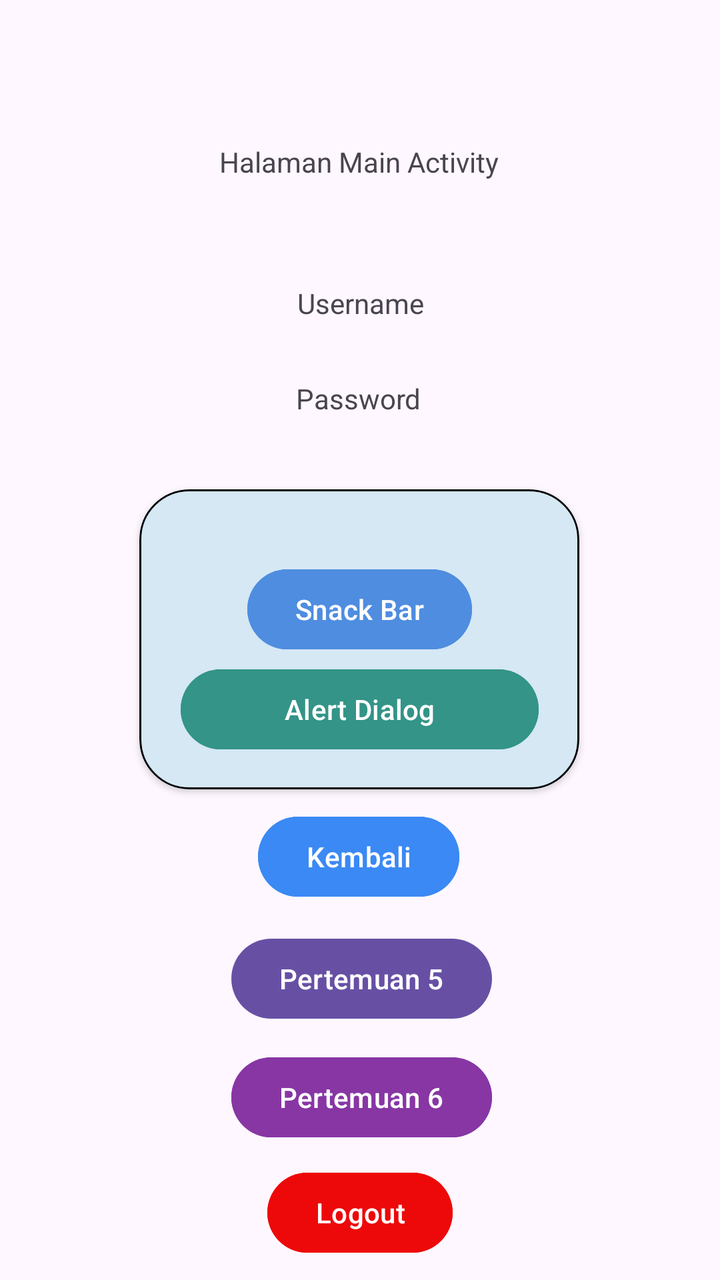
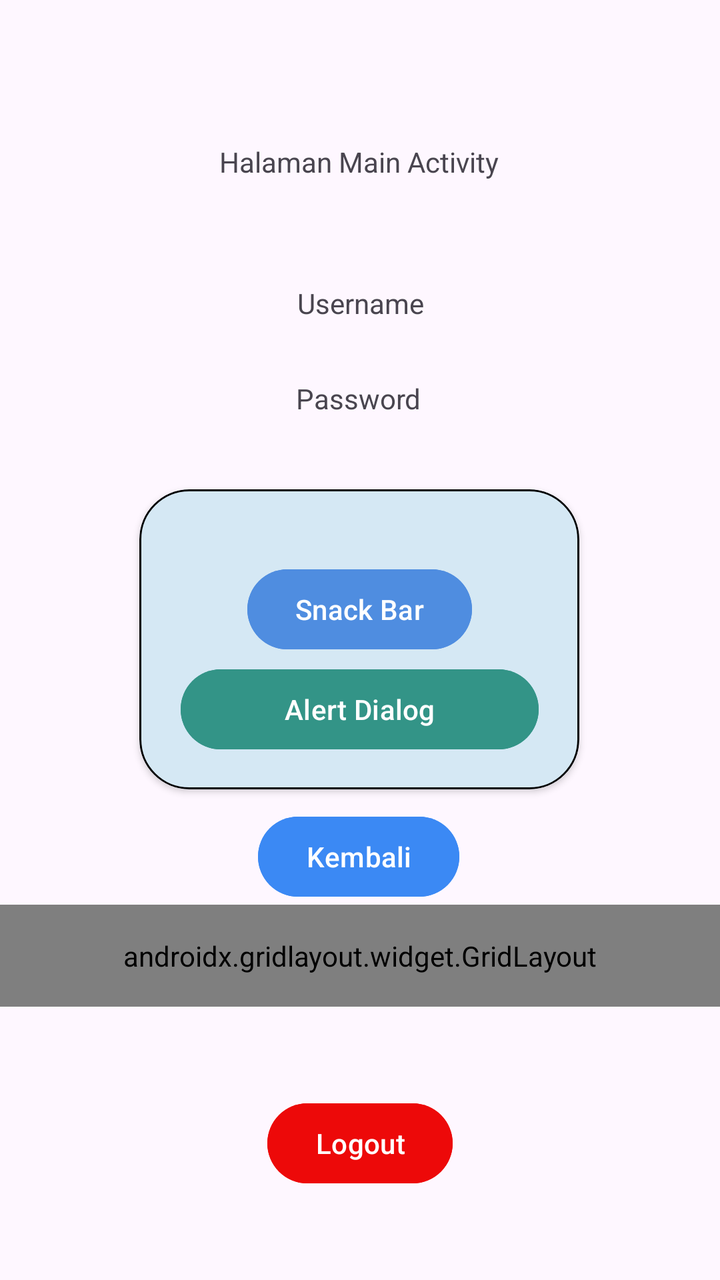

Before-and-after screenshots of an Android layout around one commit, followed by the original layout XML and the change that was made.
<!-- AndroidManifest.xml: application theme Theme.Rizky3TIB -->
<!-- res/layout/fragment_home.xml -->
<?xml version="1.0" encoding="utf-8"?>
<androidx.constraintlayout.widget.ConstraintLayout xmlns:android="http://schemas.android.com/apk/res/android"
    xmlns:tools="http://schemas.android.com/tools"
    android:layout_width="match_parent"
    android:layout_height="match_parent"
    xmlns:app="http://schemas.android.com/apk/res-auto"
    tools:context=".Home.HomeFragment">


    <TextView
        android:id="@+id/txtUsername"
        android:layout_width="wrap_content"
        android:layout_height="wrap_content"
        android:layout_marginBottom="24dp"
        android:text="Username"
        app:layout_constraintBottom_toTopOf="@+id/txtPassword"
        app:layout_constraintEnd_toEndOf="parent"
        app:layout_constraintHorizontal_bias="0.501"
        app:layout_constraintStart_toStartOf="parent"
        app:layout_constraintTop_toBottomOf="@+id/txtJudulHalaman"
        app:layout_constraintVertical_bias="0.916" />

    <TextView
        android:id="@+id/txtPassword"
        android:layout_width="wrap_content"
        android:layout_height="wrap_content"
        android:layout_marginBottom="36dp"
        android:text="Password"
        app:layout_constraintBottom_toTopOf="@+id/materialCardView"
        app:layout_constraintEnd_toEndOf="parent"
        app:layout_constraintHorizontal_bias="0.498"
        app:layout_constraintStart_toStartOf="parent" />

    <TextView
        android:id="@+id/txtJudulHalaman"
        android:layout_width="wrap_content"
        android:layout_height="wrap_content"
        android:text="Halaman Main Activity"
        app:layout_constraintBottom_toBottomOf="parent"
        app:layout_constraintEnd_toEndOf="parent"
        app:layout_constraintHorizontal_bias="0.498"
        app:layout_constraintStart_toStartOf="parent"
        app:layout_constraintTop_toTopOf="parent"
        app:layout_constraintVertical_bias="0.115" />

    <Button
        android:id="@+id/btnKembali"
        android:layout_width="wrap_content"
        android:layout_height="wrap_content"
        android:backgroundTint="#3B89F4"
        android:text="Kembali"
        app:layout_constraintBottom_toBottomOf="parent"
        app:layout_constraintEnd_toEndOf="parent"
        app:layout_constraintHorizontal_bias="0.498"
        app:layout_constraintStart_toStartOf="parent"
        app:layout_constraintTop_toBottomOf="@+id/materialCardView"
        app:layout_constraintVertical_bias="0.049" />

    <com.google.android.material.card.MaterialCardView
        android:id="@+id/materialCardView"
        android:layout_width="220dp"
        android:layout_height="150dp"

        app:cardBackgroundColor="#D5E8F4"
        app:strokeColor="@color/black"
        app:strokeWidth="1dp"
        app:cardCornerRadius="25dp"
        app:cardElevation="2dp"

        app:layout_constraintBottom_toBottomOf="parent"
        app:layout_constraintEnd_toEndOf="parent"
        app:layout_constraintHorizontal_bias="0.497"
        app:layout_constraintStart_toStartOf="parent"
        app:layout_constraintTop_toTopOf="parent"
        app:layout_constraintVertical_bias="0.499">



        <androidx.constraintlayout.widget.ConstraintLayout
            android:layout_width="match_parent"
            android:layout_height="match_parent"
            android:layout_margin="10dp">

            <Button
                android:id="@+id/btnAlertDialog"
                android:layout_width="179dp"
                android:layout_height="wrap_content"
                android:backgroundTint="#339487"
                android:text="Alert Dialog"
                app:layout_constraintBottom_toBottomOf="parent"
                app:layout_constraintEnd_toEndOf="parent"
                app:layout_constraintHorizontal_bias="0.512"
                app:layout_constraintStart_toStartOf="parent"
                app:layout_constraintTop_toBottomOf="@+id/btnSnackBar"
                app:layout_constraintVertical_bias="0.231" />

            <Button
                android:id="@+id/btnSnackBar"
                android:layout_width="wrap_content"
                android:layout_height="wrap_content"
                android:backgroundTint="@color/btn_primary"
                android:text="Snack Bar"
                app:layout_constraintBottom_toBottomOf="parent"
                app:layout_constraintEnd_toEndOf="parent"
                app:layout_constraintStart_toStartOf="parent"
                app:layout_constraintTop_toTopOf="parent"
                app:layout_constraintVertical_bias="0.319" />
        </androidx.constraintlayout.widget.ConstraintLayout>

    </com.google.android.material.card.MaterialCardView>

    <Button
        android:id="@+id/btnToLima"
        android:layout_width="wrap_content"
        android:layout_height="wrap_content"
        android:text="Pertemuan 5"
        app:layout_constraintBottom_toBottomOf="parent"
        app:layout_constraintEnd_toEndOf="parent"
        app:layout_constraintHorizontal_bias="0.503"
        app:layout_constraintStart_toStartOf="parent"
        app:layout_constraintTop_toBottomOf="@+id/btnKembali"
        app:layout_constraintVertical_bias="0.092" />

    <Button
        android:id="@+id/btnToSix"
        android:layout_width="wrap_content"
        android:layout_height="wrap_content"
        android:backgroundTint="#8736A4"
        android:text="Pertemuan 6"
        app:layout_constraintBottom_toBottomOf="parent"
        app:layout_constraintEnd_toEndOf="parent"
        app:layout_constraintHorizontal_bias="0.503"
        app:layout_constraintStart_toStartOf="parent"
        app:layout_constraintTop_toBottomOf="@+id/btnToLima"
        app:layout_constraintVertical_bias="0.144" />

    <Button
        android:id="@+id/btnLogout"
        android:layout_width="wrap_content"
        android:layout_height="wrap_content"
        android:backgroundTint="#ED0909"
        android:text="Logout"
        app:layout_constraintBottom_toBottomOf="parent"
        app:layout_constraintEnd_toEndOf="parent"
        app:layout_constraintStart_toStartOf="parent"
        app:layout_constraintTop_toBottomOf="@+id/btnToSix" />

</androidx.constraintlayout.widget.ConstraintLayout>
<!-- resources referenced by this layout -->
<resources>
  <color name="black">#FF000000</color>
  <color name="btn_primary">#4F8DE0</color>
  <style name="Theme.Rizky3TIB" parent="Base.Theme.Rizky3TIB" />
  <style name="Base.Theme.Rizky3TIB" parent="Theme.Material3.DayNight.NoActionBar">
          
          
      </style>
</resources>

<!-- the commit's change to res/layout/fragment_home.xml (unified diff, before → after) -->
@@ -109,11 +109,24 @@
 
     </com.google.android.material.card.MaterialCardView>
 
+    <androidx.gridlayout.widget.GridLayout
+        android:id="@+id/gridMenu"
+        android:layout_width="0dp"
+        android:layout_height="wrap_content"
+        android:padding="16dp"
+        app:columnCount="1"
+        app:useDefaultMargins="true"
+        app:layout_constraintEnd_toEndOf="parent"
+        app:layout_constraintStart_toStartOf="parent"
+        app:layout_constraintTop_toBottomOf="@+id/btnKembali">
+
+
     <Button
         android:id="@+id/btnToLima"
         android:layout_width="wrap_content"
         android:layout_height="wrap_content"
         android:text="Pertemuan 5"
+        app:layout_columnWeight="1"
         app:layout_constraintBottom_toBottomOf="parent"
         app:layout_constraintEnd_toEndOf="parent"
         app:layout_constraintHorizontal_bias="0.503"
@@ -127,12 +140,29 @@
         android:layout_height="wrap_content"
         android:backgroundTint="#8736A4"
         android:text="Pertemuan 6"
+        app:layout_columnWeight="1"
         app:layout_constraintBottom_toBottomOf="parent"
         app:layout_constraintEnd_toEndOf="parent"
         app:layout_constraintHorizontal_bias="0.503"
         app:layout_constraintStart_toStartOf="parent"
         app:layout_constraintTop_toBottomOf="@+id/btnToLima"
         app:layout_constraintVertical_bias="0.144" />
+
+        <Button
+            android:id="@+id/btnToNinth"
+            android:layout_width="wrap_content"
+            android:layout_height="wrap_content"
+            android:text="Pertemuan 9"
+            app:layout_columnWeight="1"
+
+            android:backgroundTint="#D0A32E"
+            app:layout_constraintBottom_toBottomOf="parent"
+            app:layout_constraintEnd_toEndOf="parent"
+            app:layout_constraintHorizontal_bias="0.448"
+            app:layout_constraintStart_toEndOf="@+id/btnToSix"
+            app:layout_constraintTop_toTopOf="parent"
+            app:layout_constraintVertical_bias="0.852" />
+    </androidx.gridlayout.widget.GridLayout>
 
     <Button
         android:id="@+id/btnLogout"
@@ -143,6 +173,8 @@
         app:layout_constraintBottom_toBottomOf="parent"
         app:layout_constraintEnd_toEndOf="parent"
         app:layout_constraintStart_toStartOf="parent"
-        app:layout_constraintTop_toBottomOf="@+id/btnToSix" />
+        app:layout_constraintTop_toBottomOf="@+id/gridMenu" />
+
+
 
 </androidx.constraintlayout.widget.ConstraintLayout>
